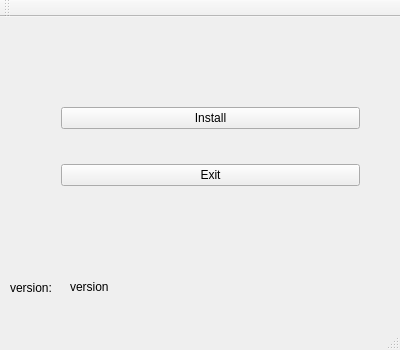
First picture: the form in mst/mainwindow.ui, repository marcelo-tavares-ifsp/mst, before the edit.
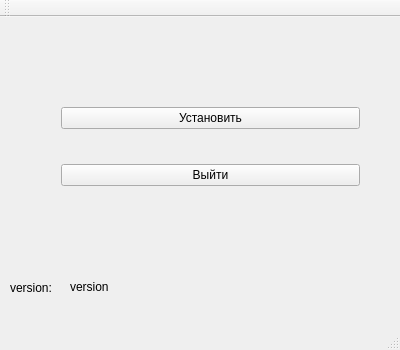
Second picture: the form after the edit. The open tabs and pages were chosen to show the change.

Commit message: mst/mainwindow.ui: Translate buttons; improve

The edit to the form file:
```diff
--- a/mst/mainwindow.ui
+++ b/mst/mainwindow.ui
@@ -267,14 +267,14 @@
        <item row="0" column="0">
         <widget class="QPushButton" name="install_button">
          <property name="text">
-          <string>Install</string>
+          <string>Установить</string>
          </property>
         </widget>
        </item>
        <item row="1" column="0">
         <widget class="QPushButton" name="pushButton">
          <property name="text">
-          <string>Exit</string>
+          <string>Выйти</string>
          </property>
         </widget>
        </item>
```
Left out of the diff: 2 changed lines with no effect on the pictures.
